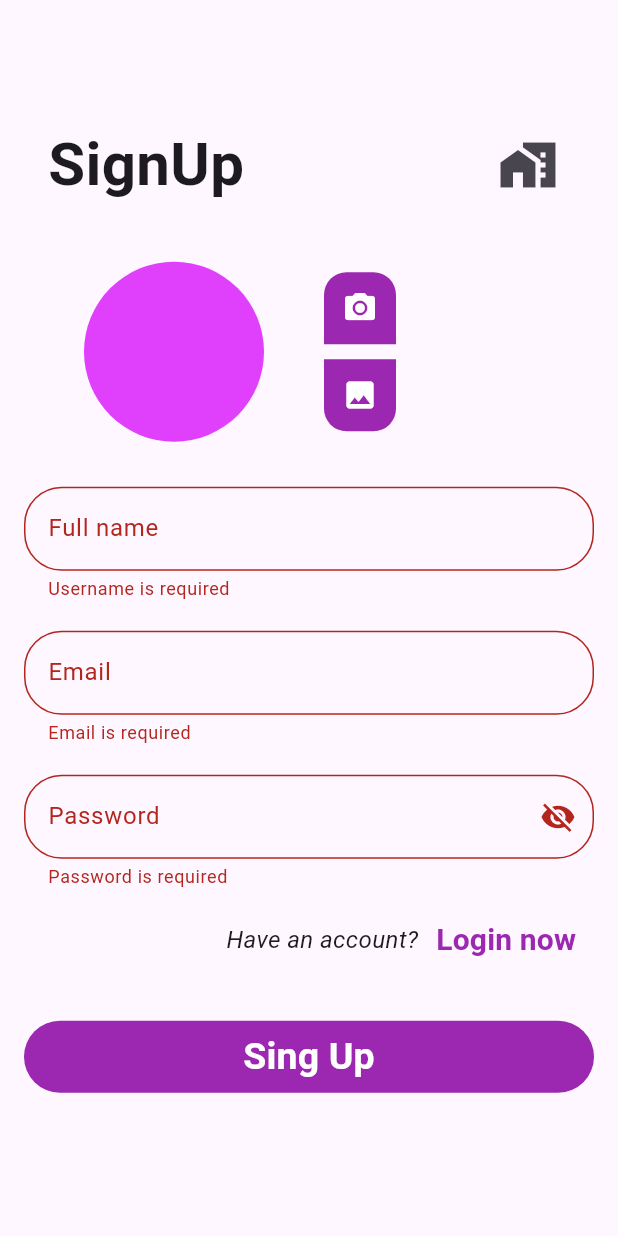
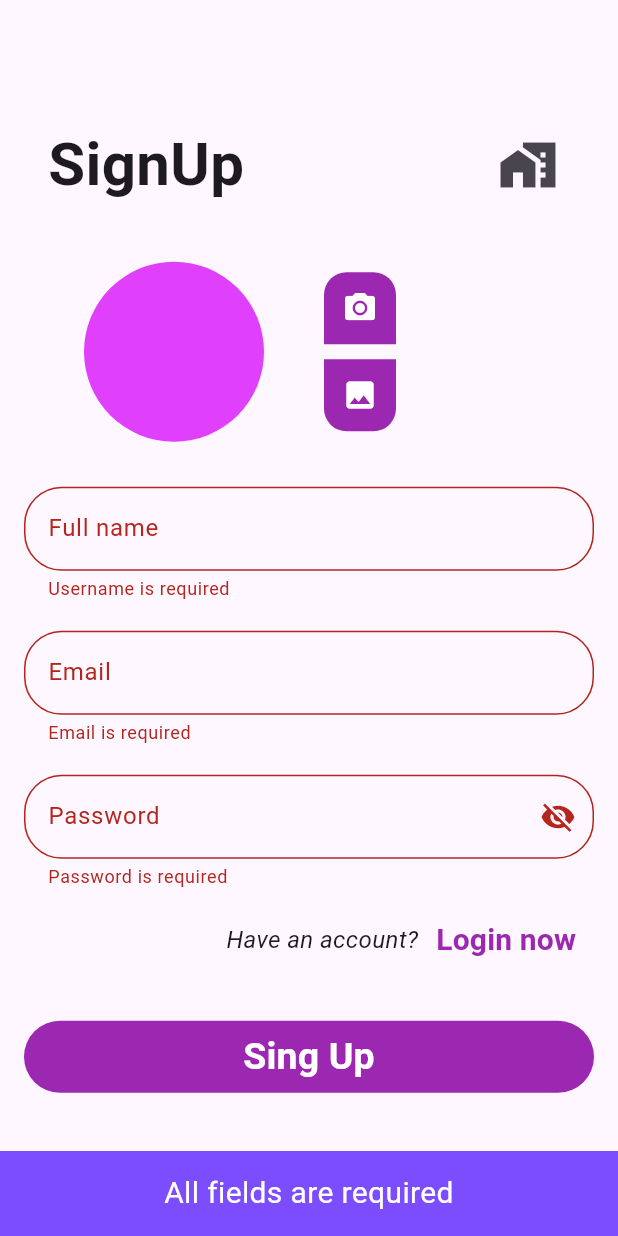
Before and after one commit to AtalibAgAlmousleck/flutter-gradal-shop-app, a Flutter app: the CustomerRegister screen opened by its route, after a tap on "Sing Up", on a phone screen of 412 x 824 dp. Run offline on Flutter 3.47's test engine with Material 3 defaults, Android fonts, the light colour scheme and no system bars; our stand-ins replace animated_text_kit.

Commit message:
Add the snack bar message

```diff
--- a/lib/authentication/customer_signup.dart
+++ b/lib/authentication/customer_signup.dart
@@ -3,6 +3,11 @@
 import 'package:flutter/material.dart';
 
 import '../widgets/auth_widget.dart';
+import '../widgets/snackBar.dart';
+
+// final TextEditingController _nameController = TextEditingController();
+// final TextEditingController _emailController = TextEditingController();
+// final TextEditingController _passwordController = TextEditingController();
 
 class CustomerRegister extends StatefulWidget {
   const CustomerRegister({super.key});
@@ -13,10 +18,17 @@ class CustomerRegister extends StatefulWidget {
 
 class _CustomerRegisterState extends State<CustomerRegister> {
   final GlobalKey<FormState> _formKey = GlobalKey<FormState>();
+  final GlobalKey<ScaffoldMessengerState> _scaffoldKey =
+      GlobalKey<ScaffoldMessengerState>();
   bool passwordVisibility = false;
+  late String name;
+  late String email;
+  late String password;
   @override
   Widget build(BuildContext context) {
-    return Scaffold(
+    return ScaffoldMessenger(
+      key: _scaffoldKey,
+      child: Scaffold(
         body: SafeArea(
           child: Center(
             child: SingleChildScrollView(
@@ -100,6 +112,10 @@ class _CustomerRegisterState extends State<CustomerRegister> {
                             }
                             return null;
                           },
+                          onChanged: (value) {
+                            name = value;
+                          },
+                          //controller: _nameController,
                           decoration: textFormDecoration.copyWith(
                               labelText: 'Full name',
                               hintText: 'Enter your Full name'),
@@ -119,6 +135,10 @@ class _CustomerRegisterState extends State<CustomerRegister> {
                             }
                             return null;
                           },
+                          onChanged: (value) {
+                            email = value;
+                          },
+                          // controller: _emailController,
                           keyboardType: TextInputType.emailAddress,
                           decoration: textFormDecoration.copyWith(
                               labelText: 'Email', hintText: 'Enter your email'),
@@ -134,6 +154,10 @@ class _CustomerRegisterState extends State<CustomerRegister> {
                             }
                             return null;
                           },
+                          onChanged: (value) {
+                            password = value;
+                          },
+                          //controller: _passwordController,
                           obscureText: passwordVisibility,
                           decoration: textFormDecoration.copyWith(
                             suffixIcon: IconButton(
@@ -164,8 +188,19 @@ class _CustomerRegisterState extends State<CustomerRegister> {
                         onPressed: () {
                           if (_formKey.currentState!.validate()) {
                             print('valid');
+                            setState(() {
+                              // name = _nameController.text;
+                              // email = _emailController.text;
+                              // password = _passwordController.text;
+                            });
+                            print(name);
+                            print(email);
+                            print(password);
                           } else {
-                          print('not valid');
+                            MyMessageHandler.showSnackBar(
+                              _scaffoldKey,
+                              'All fields are required',
+                            );
                           }
                         },
                         textLabel: 'Sing Up',
@@ -177,6 +212,7 @@ class _CustomerRegisterState extends State<CustomerRegister> {
             ),
           ),
         ),
+      ),
     );
   }
 }
--- /dev/null
+++ b/lib/widgets/snackBar.dart
@@ -0,0 +1,21 @@
+import 'package:flutter/material.dart';
+
+class MyMessageHandler {
+  static showSnackBar(var _scaffoldKey, String message) {
+    _scaffoldKey.currentState!.hideCurrentSnackBar();
+    _scaffoldKey.currentState!.showSnackBar(
+      SnackBar(
+        duration: Duration(seconds: 2),
+        backgroundColor: Colors.deepPurpleAccent,
+        content: Text(
+          message,
+          textAlign: TextAlign.center,
+          style: TextStyle(
+            fontSize: 20,
+            color: Colors.white,
+          ),
+        ),
+      ),
+    );
+  }
+}
```
Lines whose indentation alone changed are shown as unchanged.
